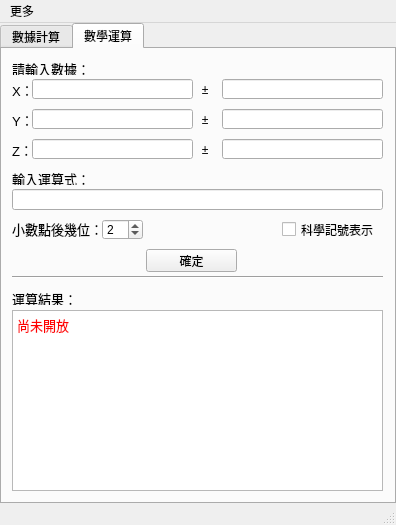
The window that mainwindow.ui (C-W-Z/UncertaintyCalculator) describes before a commit, drawn with Qt 5.
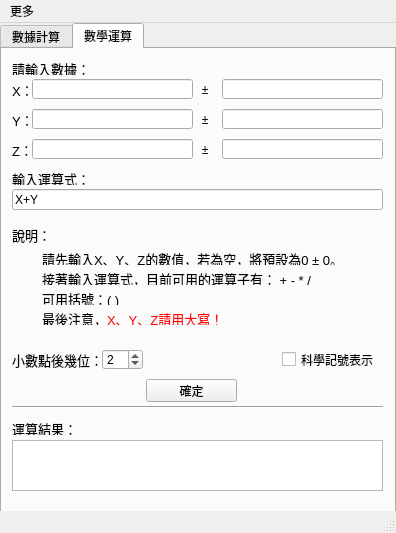
The same window after the commit. The open tabs and pages were chosen to show the change.

Diff of the .ui file:
```diff
--- a/mainwindow.ui
+++ b/mainwindow.ui
@@ -7,7 +7,7 @@
     <x>0</x>
     <y>0</y>
     <width>396</width>
-    <height>525</height>
+    <height>533</height>
    </rect>
   </property>
   <property name="windowTitle">
@@ -20,7 +20,7 @@
       <x>0</x>
       <y>0</y>
       <width>396</width>
-      <height>481</height>
+      <height>491</height>
      </rect>
     </property>
     <property name="currentIndex">
@@ -327,9 +327,9 @@
       <property name="geometry">
        <rect>
         <x>10</x>
-        <y>261</y>
+        <y>391</y>
         <width>371</width>
-        <height>181</height>
+        <height>51</height>
        </rect>
       </property>
       <property name="html">
@@ -337,14 +337,14 @@
 &lt;html&gt;&lt;head&gt;&lt;meta name=&quot;qrichtext&quot; content=&quot;1&quot; /&gt;&lt;style type=&quot;text/css&quot;&gt;
 p, li { white-space: pre-wrap; }
 &lt;/style&gt;&lt;/head&gt;&lt;body style=&quot; font-family:'PMingLiU'; font-size:9pt; font-weight:400; font-style:normal;&quot;&gt;
-&lt;p style=&quot; margin-top:0px; margin-bottom:0px; margin-left:0px; margin-right:0px; -qt-block-indent:0; text-indent:0px;&quot;&gt;&lt;span style=&quot; font-size:10pt; color:#ff0000;&quot;&gt;尚未開放&lt;/span&gt;&lt;/p&gt;&lt;/body&gt;&lt;/html&gt;</string>
+&lt;p style=&quot;-qt-paragraph-type:empty; margin-top:0px; margin-bottom:0px; margin-left:0px; margin-right:0px; -qt-block-indent:0; text-indent:0px; font-size:10pt;&quot;&gt;&lt;br /&gt;&lt;/p&gt;&lt;/body&gt;&lt;/html&gt;</string>
       </property>
      </widget>
      <widget class="QLabel" name="label_12">
       <property name="geometry">
        <rect>
         <x>10</x>
-        <y>240</y>
+        <y>370</y>
         <width>71</width>
         <height>16</height>
        </rect>
@@ -408,12 +408,15 @@
         <height>21</height>
        </rect>
       </property>
+      <property name="text">
+       <string>X+Y</string>
+      </property>
      </widget>
      <widget class="QCheckBox" name="checkBox">
       <property name="geometry">
        <rect>
         <x>280</x>
-        <y>170</y>
+        <y>300</y>
         <width>101</width>
         <height>21</height>
        </rect>
@@ -426,7 +429,7 @@
       <property name="geometry">
        <rect>
         <x>100</x>
-        <y>170</y>
+        <y>300</y>
         <width>41</width>
         <height>21</height>
        </rect>
@@ -445,7 +448,7 @@
       <property name="geometry">
        <rect>
         <x>10</x>
-        <y>170</y>
+        <y>301</y>
         <width>91</width>
         <height>20</height>
        </rect>
@@ -458,7 +461,7 @@
       <property name="geometry">
        <rect>
         <x>10</x>
-        <y>220</y>
+        <y>350</y>
         <width>371</width>
         <height>16</height>
        </rect>
@@ -471,13 +474,78 @@
       <property name="geometry">
        <rect>
         <x>144</x>
+        <y>330</y>
+        <width>91</width>
+        <height>23</height>
+       </rect>
+      </property>
+      <property name="text">
+       <string>確定</string>
+      </property>
+     </widget>
+     <widget class="QLabel" name="label_16">
+      <property name="geometry">
+       <rect>
+        <x>10</x>
+        <y>176</y>
+        <width>41</width>
+        <height>20</height>
+       </rect>
+      </property>
+      <property name="text">
+       <string>&lt;span style=&quot; font-size:10pt;&quot;&gt;說明：&lt;/span&gt;</string>
+      </property>
+     </widget>
+     <widget class="QLabel" name="label_17">
+      <property name="geometry">
+       <rect>
+        <x>40</x>
         <y>200</y>
-        <width>91</width>
-        <height>23</height>
+        <width>321</width>
+        <height>16</height>
        </rect>
       </property>
       <property name="text">
-       <string>確定</string>
+       <string>&lt;html&gt;&lt;head/&gt;&lt;body&gt;&lt;p&gt;&lt;span style=&quot; font-size:10pt;&quot;&gt;請先輸入X、Y、Z的數值，若為空，將預設為0 ± 0。&lt;/span&gt;&lt;/p&gt;&lt;/body&gt;&lt;/html&gt;</string>
+      </property>
+     </widget>
+     <widget class="QLabel" name="label_18">
+      <property name="geometry">
+       <rect>
+        <x>40</x>
+        <y>220</y>
+        <width>291</width>
+        <height>16</height>
+       </rect>
+      </property>
+      <property name="text">
+       <string>&lt;html&gt;&lt;head/&gt;&lt;body&gt;&lt;p&gt;&lt;span style=&quot; font-size:10pt;&quot;&gt;接著輸入運算式，目前可用的運算子有： + - * /&lt;/span&gt;&lt;/p&gt;&lt;/body&gt;&lt;/html&gt;</string>
+      </property>
+     </widget>
+     <widget class="QLabel" name="label_19">
+      <property name="geometry">
+       <rect>
+        <x>40</x>
+        <y>240</y>
+        <width>101</width>
+        <height>16</height>
+       </rect>
+      </property>
+      <property name="text">
+       <string>&lt;html&gt;&lt;head/&gt;&lt;body&gt;&lt;p&gt;&lt;span style=&quot; font-size:10pt;&quot;&gt;可用括號：( )&lt;/span&gt;&lt;/p&gt;&lt;/body&gt;&lt;/html&gt;</string>
+      </property>
+     </widget>
+     <widget class="QLabel" name="label_20">
+      <property name="geometry">
+       <rect>
+        <x>40</x>
+        <y>260</y>
+        <width>191</width>
+        <height>16</height>
+       </rect>
+      </property>
+      <property name="text">
+       <string>&lt;html&gt;&lt;head/&gt;&lt;body&gt;&lt;p&gt;&lt;span style=&quot; font-size:10pt; color:#000000;&quot;&gt;最後注意，&lt;/span&gt;&lt;span style=&quot; font-size:10pt; color:#ff0000;&quot;&gt;X、Y、Z請用大寫！&lt;/span&gt;&lt;/p&gt;&lt;/body&gt;&lt;/html&gt;</string>
       </property>
      </widget>
     </widget>
```
Left out of the diff: 32 changed lines with no effect on the pictures.
